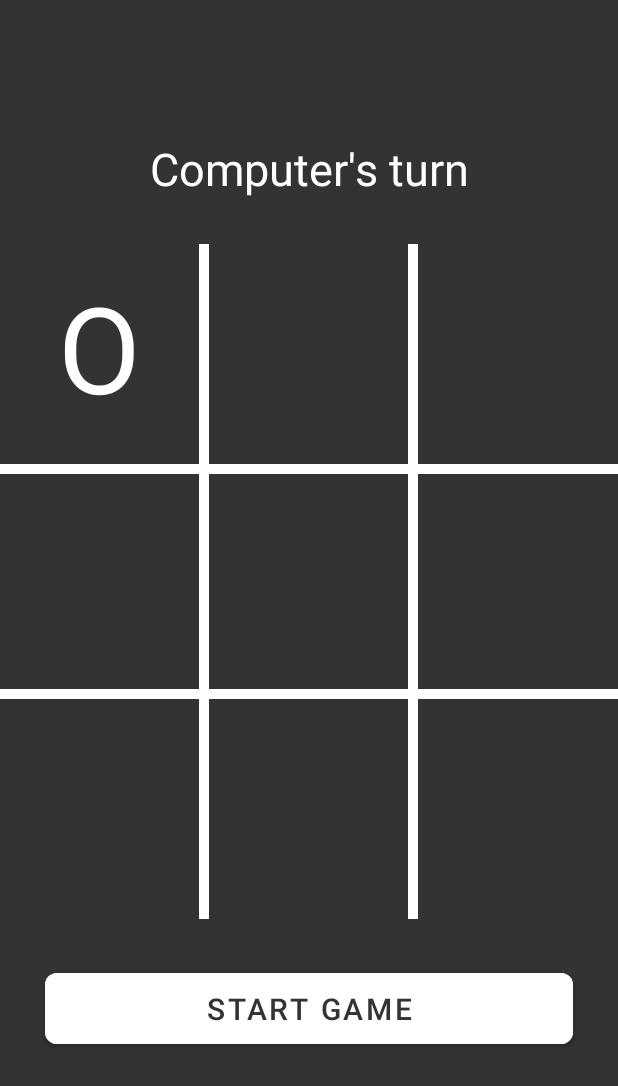
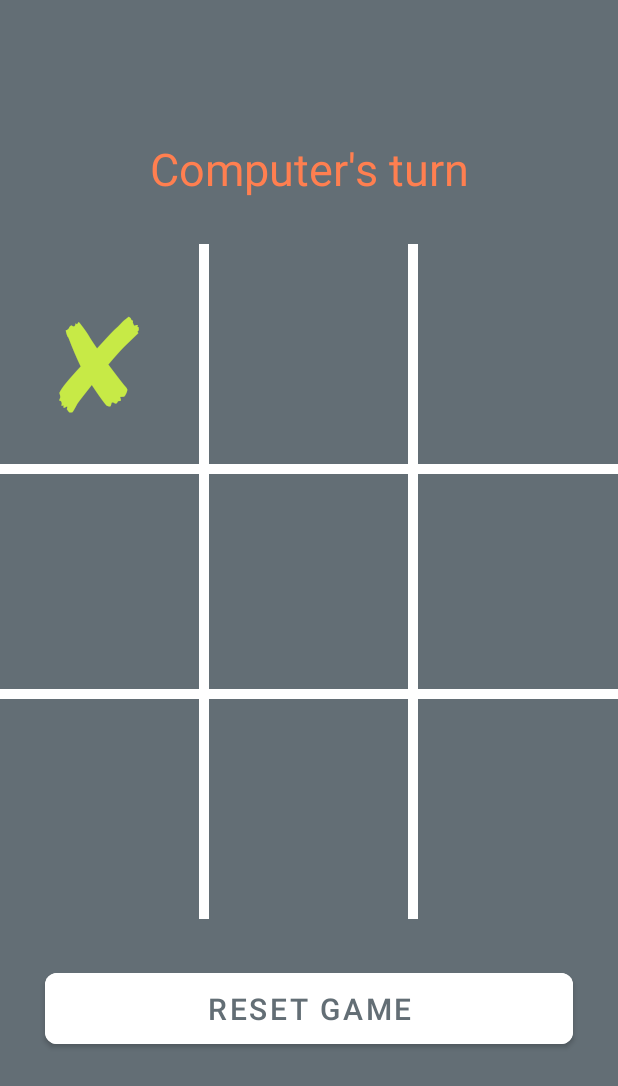
Before and after one commit to avinashdengani/Tic-Tac-Toe-mobile-app, an Android app: the MainGrid screen opened directly, with no data from a screen before it, after a tap on an icon or button, on a phone screen of 412 x 824 dp. Shown: the top 1086 px of the screen. Run offline under Robolectric (Android 15) with nearby library versions, the phone set to English and light mode, and no system bars.

Commit message:
Game is ready to play and sucessfully build an apk file

```diff
--- a/app/build.gradle
+++ b/app/build.gradle
@@ -7,13 +7,9 @@ android {
     compileSdkVersion 30
     buildToolsVersion "30.0.3"
 
-    buildFeatures {
-        viewBinding true
-        dataBinding = true
-    }
     defaultConfig {
         applicationId "com.example.tictactoe"
-        minSdkVersion 21
+        minSdkVersion 23
         targetSdkVersion 30
         versionCode 1
         versionName "1.0"
--- a/app/src/main/java/com/example/tictactoe/Constants.kt
+++ b/app/src/main/java/com/example/tictactoe/Constants.kt
@@ -12,8 +12,6 @@ object Constants {
         //1st grid info
     var gridInformation = gridInfo(
         0,
-        false,
-        false,
         ""
     )
         gridInfo.add(gridInformation)
@@ -21,8 +19,6 @@ object Constants {
         //2nd grid info
         gridInformation = gridInfo(
             1,
-            false,
-            false,
             ""
         )
         gridInfo.add(gridInformation)
@@ -30,8 +26,6 @@ object Constants {
         //3rd grid info
         gridInformation = gridInfo(
             2,
-            false,
-            false,
             ""
         )
         gridInfo.add(gridInformation)
@@ -39,8 +33,6 @@ object Constants {
         //4th grid info
         gridInformation = gridInfo(
             3,
-            false,
-            false,
             ""
         )
         gridInfo.add(gridInformation)
@@ -48,8 +40,6 @@ object Constants {
         //5th grid info
         gridInformation = gridInfo(
             4,
-            false,
-            false,
             ""
         )
         gridInfo.add(gridInformation)
@@ -57,8 +47,6 @@ object Constants {
         //6th grid info
         gridInformation = gridInfo(
             5,
-            false,
-            false,
             ""
         )
         gridInfo.add(gridInformation)
@@ -66,8 +54,6 @@ object Constants {
         //7th grid info
         gridInformation = gridInfo(
             6,
-            false,
-            false,
             ""
         )
         gridInfo.add(gridInformation)
@@ -75,8 +61,6 @@ object Constants {
         //8th grid info
         gridInformation = gridInfo(
             7,
-            false,
-            false,
             ""
         )
         gridInfo.add(gridInformation)
@@ -84,8 +68,6 @@ object Constants {
         //9th grid info
         gridInformation = gridInfo(
             8,
-            false,
-            false,
             ""
         )
         gridInfo.add(gridInformation)
--- a/app/src/main/java/com/example/tictactoe/gridInfo.kt
+++ b/app/src/main/java/com/example/tictactoe/gridInfo.kt
@@ -1,9 +1,7 @@
 package com.example.tictactoe
 
 class gridInfo(
-    val id: Int,
-    var isWon:Boolean,
-    var isGameOver:Boolean,
-    var text:String
+        val id: Int,
+        var text:String
 ) {
 }
--- a/app/src/main/res/layout/activity_main_grid.xml
+++ b/app/src/main/res/layout/activity_main_grid.xml
@@ -204,18 +204,20 @@
 
         </LinearLayout>
     </LinearLayout>
+
     <com.google.android.material.button.MaterialButton
-        android:id="@+id/btnStartGameInGrid"
+        android:id="@+id/btnResetGame"
         android:layout_width="match_parent"
         android:layout_height="wrap_content"
         android:backgroundTint="@color/white"
         android:layout_margin="30dp"
         android:layout_marginTop="50dp"
-        android:text="Start Game"
+        android:text="Reset Game"
         android:textColor="@color/grey"
         android:foreground="?attr/selectableItemBackground"
         android:textSize="20dp"
         app:cornerRadius="8dp"
+        android:visibility="invisible"
         android:padding="10dp"
-        android:onClick="onStartGameInGrid"/>
+        android:onClick="onResetGameInGrid"/>
 </LinearLayout>
--- a/app/src/main/res/values/colors.xml
+++ b/app/src/main/res/values/colors.xml
@@ -8,7 +8,10 @@
     <color name="black">#FF000000</color>
     <color name="white">#FFFFFFFF</color>
     <color name="sky_blue">#8BEBE5</color>
-    <color name="grey">#333</color>
+    <color name="grey">#636E75</color>
+    <color name="lime">#C7EA46</color>
     <color name="white_variant">#a3a3a3</color>
+    <color name="coral">#FF7F50</color>
+    <color name="khaki">#F0E68C</color>
 
 </resources>
```
Also changed, not shown: app/src/main/java/com/example/tictactoe/MainGrid.kt (+344 -192 lines).
